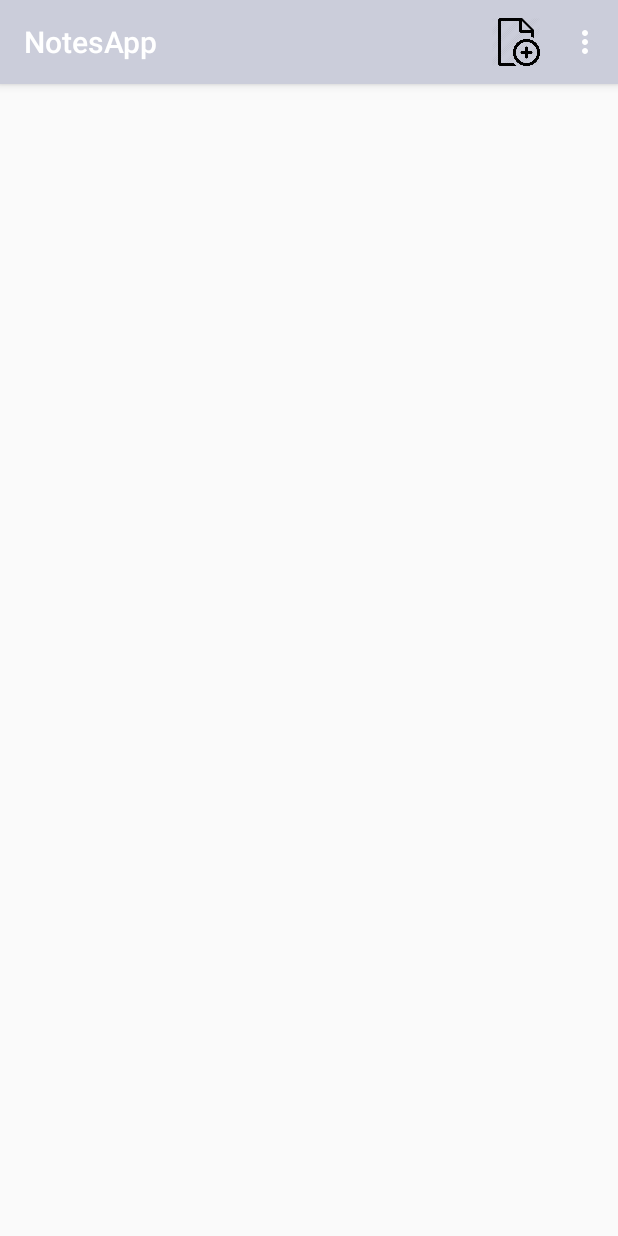
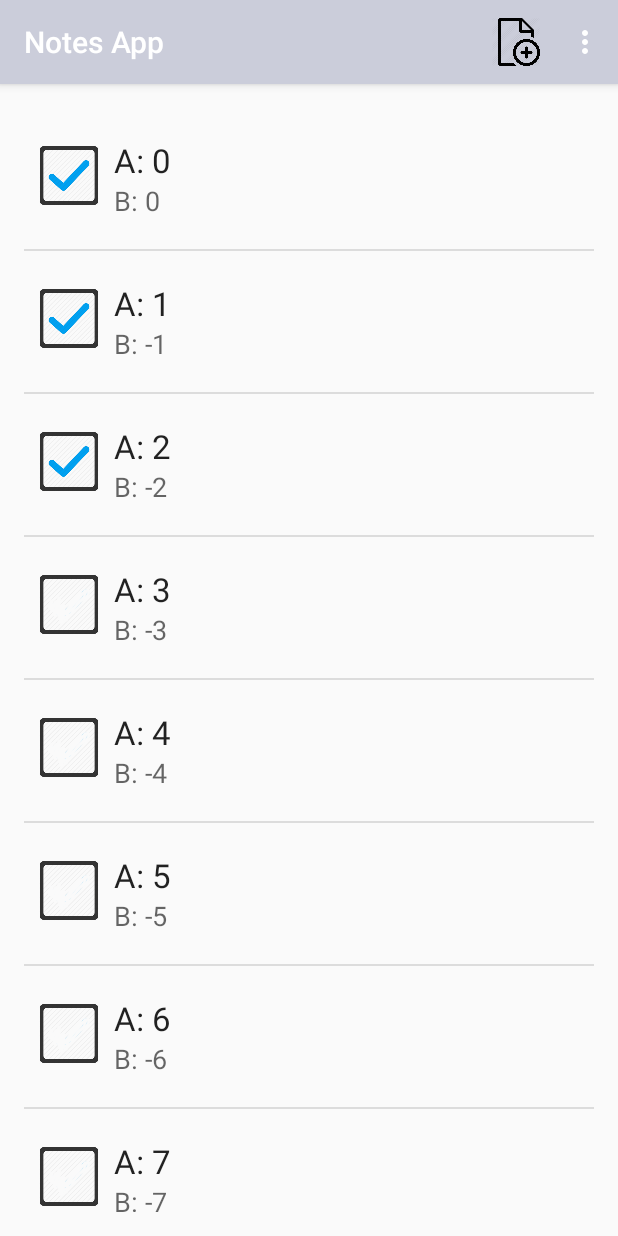
Before and after one commit to ithanki/NotesApp, an Android app: the screen it shows after launch (MainActivity), in the options menu, after a tap on "Edit Note", on a phone screen of 412 x 824 dp. Run offline under Robolectric (Android 15) with nearby library versions, the phone set to English and light mode, and no system bars.

Commit message:
ListView Works! New Works!

```diff
--- a/app/build.gradle
+++ b/app/build.gradle
@@ -23,4 +23,5 @@ dependencies {
     compile fileTree(dir: 'libs', include: ['*.jar'])
     testCompile 'junit:junit:4.12'
     compile 'com.android.support:appcompat-v7:23.2.0'
+    compile 'com.google.android.gms:play-services-appindexing:8.1.0'
 }
--- a/app/src/main/java/com/example/ishita/notesapp/MainActivity.java
+++ b/app/src/main/java/com/example/ishita/notesapp/MainActivity.java
@@ -1,38 +1,50 @@
 package com.example.ishita.notesapp;
 
-import android.app.Dialog;
+import android.app.Activity;
 import android.content.Context;
-import android.content.DialogInterface;
 import android.content.Intent;
-import android.os.AsyncTask;
-import android.preference.DialogPreference;
-import android.support.v7.app.AlertDialog;
+import android.os.Bundle;
 import android.support.v7.app.AppCompatActivity;
-import android.os.Bundle;
+import android.util.Log; //COOL LIBRARY TO DISPLAY ON ANDROID MONITOR
 import android.view.LayoutInflater;
 import android.view.Menu;
 import android.view.MenuItem;
 import android.view.View;
 import android.view.ViewGroup;
+import android.widget.AdapterView;
 import android.widget.ArrayAdapter;
 import android.widget.ImageView;
 import android.widget.ListView;
 import android.widget.TextView;
+import android.widget.Toast;
 
-import java.io.IOException;
 import java.util.ArrayList;
-import java.util.List;
-
 
 public class MainActivity extends AppCompatActivity {
-    public ListView lvNotes;
+    private ListView lv;
 
     @Override
     protected void onCreate(Bundle savedInstanceState) {
         super.onCreate(savedInstanceState);
-        lvNotes = (ListView) findViewById(R.id.lvNotes);
+        setContentView(R.layout.activity_main);
+        lv = (ListView) findViewById(R.id.listview);
 
-        setContentView(R.layout.activity_main);
+        /* WE SHOULD CALL A FUNCTION TO POPULATE ARRAYLIST */
+        final ArrayList<Pair> myDataArray = new ArrayList<Pair>();
+        for(int i=0; i<10; i++) {
+            myDataArray.add(new Pair("A: "+i, "B: "+ (-i)));
+        }
+        /* ABOVE SHOULD BE FROM DIRECTORY READING OR FILE READING */
+
+        final MyAdapter myAdapter=new MyAdapter(this, R.layout.note_preview, myDataArray);
+        lv.setOnItemClickListener(new AdapterView.OnItemClickListener() {
+            @Override
+            public void onItemClick(AdapterView<?> parent, View view, int position, long id) {
+                myDataArray.get(position).flipC();
+                myAdapter.notifyDataSetChanged();
+            }
+        });
+        lv.setAdapter(myAdapter);
     }
 
     @Override
@@ -45,10 +57,10 @@ public class MainActivity extends AppCompatActivity {
     public boolean onOptionsItemSelected(MenuItem item) {
         int id = item.getItemId();
 
-        switch(id) {
+        switch (id) {
             case R.id.menu_new:
-                this.startActivity(new Intent(this, NotesActivity.class));
-                break;
+                startActivity(new Intent(getApplicationContext(), NotesActivity.class));
+                return true;
             case R.id.menu_delete:
                 //function to delete marked note(s)
                 break;
@@ -60,76 +72,44 @@ public class MainActivity extends AppCompatActivity {
         return super.onOptionsItemSelected(item);
     }
 
-    private void showSimplePopUp() {
-        AlertDialog.Builder helpBuilder = new AlertDialog.Builder(this);
-        helpBuilder.setTitle("Confirmation");
-        helpBuilder.setMessage("Delete selected note?");
-        helpBuilder.setPositiveButton("Ok",
-           new DialogInterface.OnClickListener() {
-               public void onClick(DialogInterface dialog, int which) {
-                  //popup to confirm delete.
-               }
-           });
-    }
+    public class MyAdapter extends ArrayAdapter<Pair> {
+        private Context context;
+        private int resource;
+        private ArrayList<Pair> objects;
 
-    public class FileTaskRunner extends AsyncTask<String, String, List<Pair>> {
-        @Override
-        protected List<Pair> doInBackground(String... params) {
-            /*
-            Code to read directory for files or file for list.
-            */
-
-            List<Pair> notesList = new ArrayList<Pair>();
-            for(int i=0; i<10; i++) {
-                Pair pair = new Pair("A-"+i, "B_"+i); //should be Pair(current-file.title, current-file.date);
-                notesList.add(pair);
-            }
-
-            return notesList;
-            //If Try-block insert return null @ end.
-        }
-
-        @Override
-        protected void onPostExecute(List<Pair> listMap) {
-            super.onPostExecute(listMap);
-
-            notesPreviewAdapter noteAdapter = new notesPreviewAdapter(getApplicationContext(), R.layout.note_preview, listMap);
-            lvNotes.setAdapter(noteAdapter);
-        }
-    }
-
-    public class notesPreviewAdapter extends ArrayAdapter<List<Pair>> {
-
-        private List<Pair> myList;
-        private int resource;
-        private LayoutInflater inflater;
-
-        public notesPreviewAdapter(Context context, int resource, List<Pair> object) {
-            super(context, resource);
+        public MyAdapter(Context context, int resource, ArrayList<Pair> objects) {
+            super(context, resource, objects);
+            this.context = context;
             this.resource = resource;
-            this.myList = object;
-            inflater = (LayoutInflater) getSystemService(LAYOUT_INFLATER_SERVICE);
+            this.objects = objects;
         }
 
         @Override
         public View getView(int position, View convertView, ViewGroup parent) {
+            LayoutInflater inflater= ((Activity) context).getLayoutInflater();
+            View row=inflater.inflate(resource,parent,false);
 
-            if(convertView == null) {
-                convertView = inflater.inflate(R.layout.note_preview, null);
+            if (convertView == null) {
+                convertView = getLayoutInflater().inflate(R.layout.note_preview, parent, false);
             }
 
             ImageView checkedNoteIcon;
             TextView notePreview_title;
             TextView notePreview_date;
 
-            checkedNoteIcon = (ImageView) findViewById(R.id.checkedNoteIcon);
-            notePreview_title = (TextView) findViewById(R.id.notePreview_title);
-            notePreview_date = (TextView) findViewById(R.id.notePreview_date);
+            checkedNoteIcon = (ImageView) row.findViewById(R.id.checkedNoteIcon);
+            notePreview_title = (TextView) row.findViewById(R.id.notePreview_title);
+            notePreview_date = (TextView) row.findViewById(R.id.notePreview_date);
 
-            notePreview_title.setText("This will be from HashMap, the string "+position);
-            notePreview_date.setText("This will be from HashMap, the pair");
+            if(objects.get(position).getC())
+                checkedNoteIcon.setImageResource(R.drawable.notechecked_icon);
+            else
+                checkedNoteIcon.setImageResource(R.drawable.noteunchecked_icon);
 
-            return convertView;
+            notePreview_title.setText(objects.get(position).getL());
+            notePreview_date.setText(objects.get(position).getR());
+
+            return row;
         }
     }
 }
--- a/app/src/main/java/com/example/ishita/notesapp/NotesActivity.java
+++ b/app/src/main/java/com/example/ishita/notesapp/NotesActivity.java
@@ -1,5 +1,6 @@
 package com.example.ishita.notesapp;
 
+import android.app.Activity;
 import android.os.Bundle;
 import android.support.annotation.Nullable;
 import android.support.v7.app.AppCompatActivity;
@@ -7,7 +8,7 @@ import android.support.v7.app.AppCompatActivity;
 /**
  * Created by Sivaeb on 6/24/2016.
  */
-public class NotesActivity extends AppCompatActivity {
+public class NotesActivity extends Activity {
     @Override
     protected void onCreate(Bundle savedInstanceState) {
         super.onCreate(savedInstanceState);
--- a/app/src/main/java/com/example/ishita/notesapp/Pair.java
+++ b/app/src/main/java/com/example/ishita/notesapp/Pair.java
@@ -3,13 +3,23 @@ package com.example.ishita.notesapp;
 public class Pair {
     private String l;
     private String r;
+    private Boolean check;
+
+    public Pair() {
+        super();
+    }
     public Pair(String l, String r){
+        super();
         this.l = l;
         this.r = r;
+        this.check = false;
+
     }
 
     public String getL(){ return l; }
     public String getR(){ return r; }
+    public Boolean getC(){ return check; }
+    public void flipC(){ this.check = !check; }
     public void setL(String l){ this.l = l; }
     public void setR(String r){ this.r = r; }
 }
--- a/app/src/main/res/layout/activity_main.xml
+++ b/app/src/main/res/layout/activity_main.xml
@@ -9,10 +9,9 @@
     android:paddingTop="@dimen/activity_vertical_margin"
     tools:context="com.example.ishita.notesapp.MainActivity">
 
-    <ListView
+    <ListView xmlns:android="http://schemas.android.com/apk/res/android"
+        android:id="@+id/listview"
         android:layout_width="wrap_content"
-        android:layout_height="wrap_content"
-        android:id="@+id/lvNotes"
-        android:layout_centerVertical="true"
-        android:layout_centerHorizontal="true" />
+        android:layout_height="wrap_content" />
+
 </RelativeLayout>
--- a/app/src/main/res/values/strings.xml
+++ b/app/src/main/res/values/strings.xml
@@ -1,3 +1,3 @@
 <resources>
-    <string name="app_name">NotesApp</string>
+    <string name="app_name">Notes App</string>
 </resources>
```
Also changed, not shown: app/src/main/AndroidManifest.xml (+14 -0 lines).
